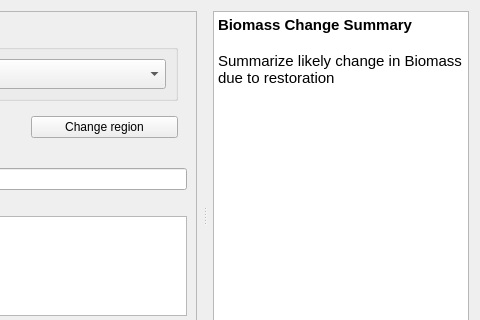
The window that LDMP/gui/DlgCalculateRestBiomassSummaryTable.ui (ConservationInternational/trends.earth) describes before a commit, drawn with Qt 5; both pictures show x 149 to 629 and y 0 to 320 of the 629 by 458 pixel window.
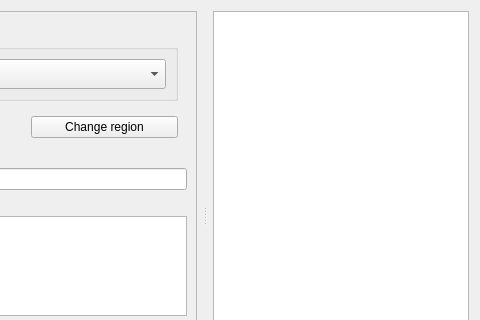
The same window after the commit. Custom widgets are drawn as their Qt base class.

What changed in the file:
```diff
--- a/LDMP/gui/DlgCalculateRestBiomassSummaryTable.ui
+++ b/LDMP/gui/DlgCalculateRestBiomassSummaryTable.ui
@@ -247,15 +247,7 @@
       <property name="accessibleName">
        <string/>
       </property>
-      <property name="html">
-       <string>&lt;!DOCTYPE HTML PUBLIC &quot;-//W3C//DTD HTML 4.0//EN&quot; &quot;http://www.w3.org/TR/REC-html40/strict.dtd&quot;&gt;
-&lt;html&gt;&lt;head&gt;&lt;meta name=&quot;qrichtext&quot; content=&quot;1&quot; /&gt;&lt;style type=&quot;text/css&quot;&gt;
-p, li { white-space: pre-wrap; }
-&lt;/style&gt;&lt;/head&gt;&lt;body style=&quot; font-family:'Ubuntu'; font-size:11pt; font-weight:400; font-style:normal;&quot;&gt;
-&lt;p style=&quot; margin-top:0px; margin-bottom:0px; margin-left:0px; margin-right:0px; -qt-block-indent:0; text-indent:0px;&quot;&gt;&lt;span style=&quot; font-weight:600;&quot;&gt;Biomass Change Summary&lt;/span&gt;&lt;/p&gt;
-&lt;p style=&quot;-qt-paragraph-type:empty; margin-top:0px; margin-bottom:0px; margin-left:0px; margin-right:0px; -qt-block-indent:0; text-indent:0px; font-weight:600;&quot;&gt;&lt;br /&gt;&lt;/p&gt;
-&lt;p style=&quot; margin-top:0px; margin-bottom:0px; margin-left:0px; margin-right:0px; -qt-block-indent:0; text-indent:0px;&quot;&gt;Summarize likely change in Biomass due to restoration&lt;/p&gt;&lt;/body&gt;&lt;/html&gt;</string>
-      </property>
+      <property name="html"><string/></property>
       <property name="openExternalLinks">
        <bool>true</bool>
       </property>
```
